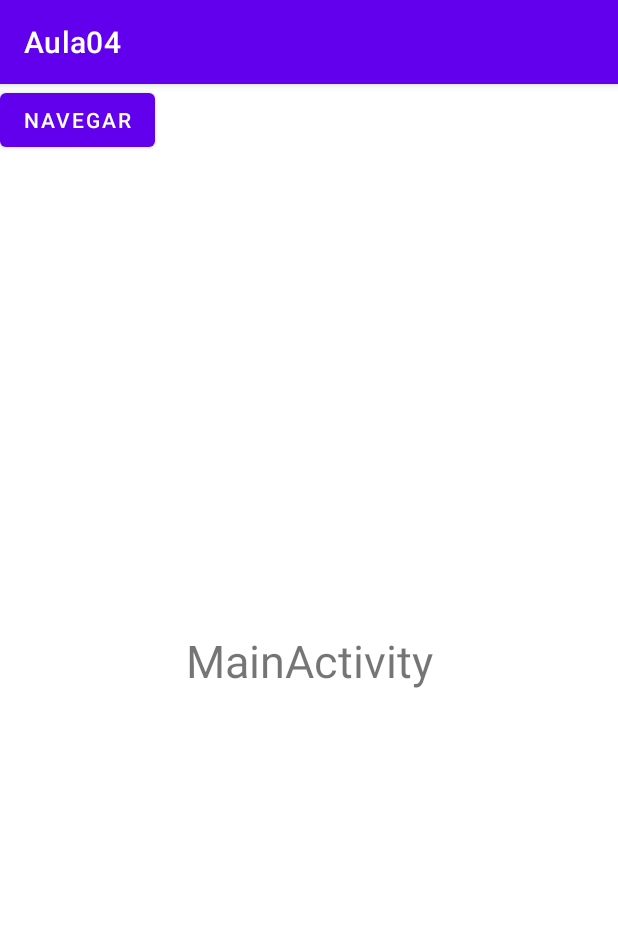
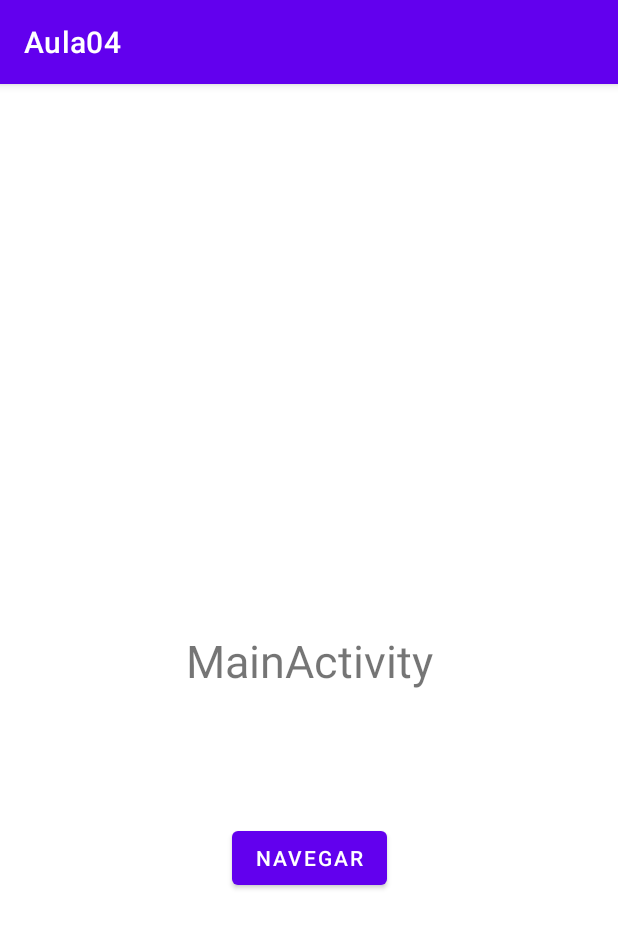
Before and after one commit to lacarsi/primeira-activity, an Android app: the screen it shows after launch (MainActivity), on a phone screen of 412 x 824 dp. Shown: the top 928 px of the screen. Run offline under Robolectric (Android 15) with nearby library versions, the phone set to English and light mode, and no system bars.

```diff
--- a/app/src/main/java/descomplica/desenvolvimentomobile/aula04/MainActivity.java
+++ b/app/src/main/java/descomplica/desenvolvimentomobile/aula04/MainActivity.java
@@ -7,7 +7,7 @@ import android.os.Bundle;
 import android.view.View;
 
 public class MainActivity extends AppCompatActivity {
-
+    public static final String NOME ="descomplica.desenvolvimentomobile.aula04.NOME";
     @Override
     protected void onCreate(Bundle savedInstanceState) {
         super.onCreate(savedInstanceState);
@@ -16,6 +16,8 @@ public class MainActivity extends AppCompatActivity {
 
     public void navegar(View view){
         Intent intent = new Intent(this, SegundaActivity.class);
+        String nome = "Leonardo";
+        intent.putExtra(NOME, nome);
         startActivity(intent);
     }
 }
--- a/app/src/main/res/layout/activity_main.xml
+++ b/app/src/main/res/layout/activity_main.xml
@@ -7,6 +7,7 @@
     tools:context=".MainActivity">
 
     <TextView
+        android:id="@+id/textView2"
         android:layout_width="wrap_content"
         android:layout_height="wrap_content"
         android:text="MainActivity"
@@ -20,9 +21,17 @@
         android:id="@+id/btnEnviar"
         android:layout_width="wrap_content"
         android:layout_height="wrap_content"
+        android:layout_marginStart="161dp"
+        android:layout_marginLeft="161dp"
+        android:layout_marginTop="33dp"
+        android:layout_marginEnd="161dp"
+        android:layout_marginRight="161dp"
+        android:layout_marginBottom="174dp"
         android:onClick="navegar"
         android:text="Navegar"
-        tools:layout_editor_absoluteX="153dp"
-        tools:layout_editor_absoluteY="509dp" />
+        app:layout_constraintBottom_toBottomOf="parent"
+        app:layout_constraintEnd_toEndOf="parent"
+        app:layout_constraintStart_toStartOf="parent"
+        app:layout_constraintTop_toBottomOf="@+id/textView2" />
 
 </androidx.constraintlayout.widget.ConstraintLayout>
```
Also changed, not shown: app/src/main/res/layout/activity_segunda.xml (+6 -1 lines).
